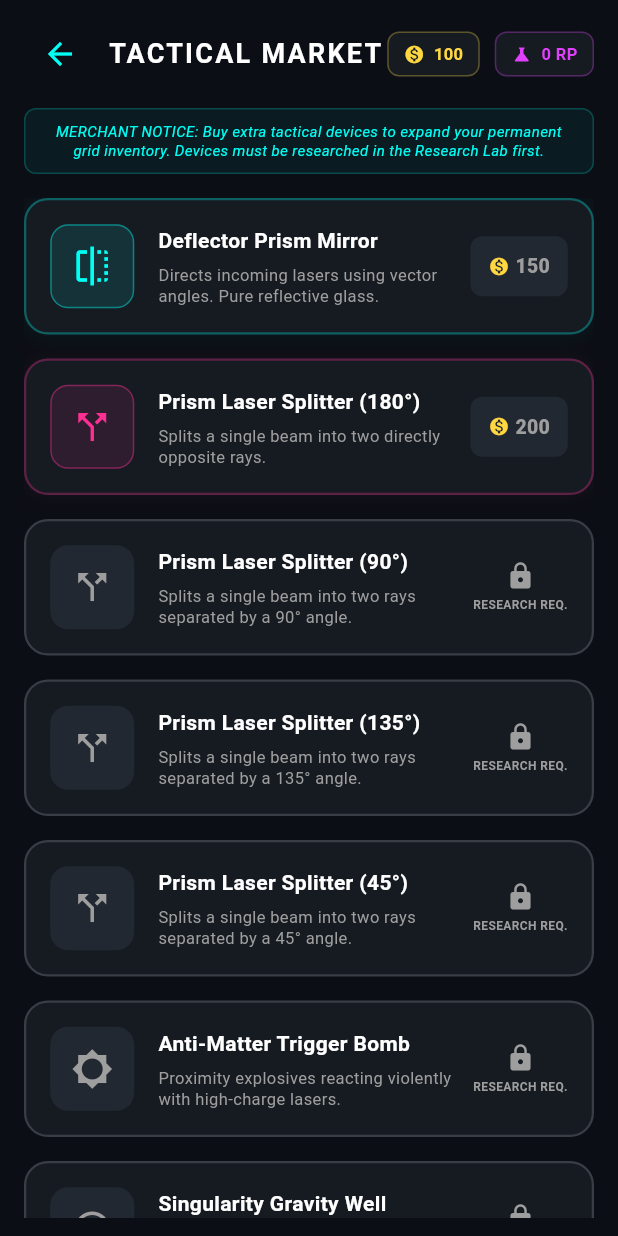
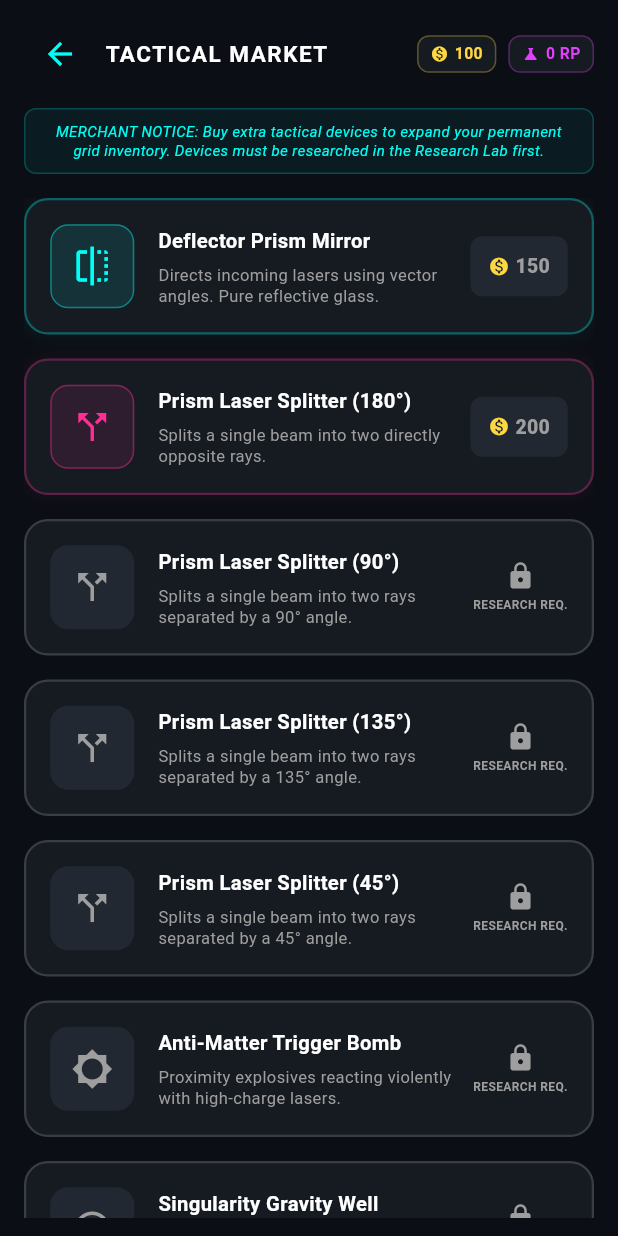
Before and after one commit to Dmitriy-ateo/VCG_StarDestroyer, a Flutter app: the MarketScreen screen opened directly with empty values, on a phone screen of 412 x 824 dp. Run offline on Flutter 3.47's test engine with Material 3 defaults, Android fonts, the phone set to English and light mode, and no system bars.

Commit message:
style: fix horizontal layout overflow on Storefront Market item cards and top header bar

```diff
--- a/lib/screens/market_screen.dart
+++ b/lib/screens/market_screen.dart
@@ -108,30 +108,38 @@ class MarketScreen extends StatelessWidget {
                   Row(
                     mainAxisAlignment: MainAxisAlignment.spaceBetween,
                     children: [
-                      Row(
+                      Expanded(
+                        child: Row(
                           children: [
                             IconButton(
                               icon: const Icon(Icons.arrow_back, color: Color(0xFF00FFF5)),
                               onPressed: onBackToMenu,
+                              padding: EdgeInsets.zero,
+                              constraints: const BoxConstraints(),
                             ),
-                          const SizedBox(width: 8),
-                          const Text(
+                            const SizedBox(width: 6),
+                            const Expanded(
+                              child: Text(
                                 "TACTICAL MARKET",
                                 style: TextStyle(
                                   color: Colors.white,
-                              fontSize: 18,
+                                  fontSize: 15,
                                   fontWeight: FontWeight.bold,
-                              letterSpacing: 1.5,
+                                  letterSpacing: 1.0,
+                                ),
+                                maxLines: 1,
+                                overflow: TextOverflow.ellipsis,
                               ),
                             ),
                           ],
                         ),
-
+                      ),
+                      const SizedBox(width: 8),
                       // Currency statuses
                       Row(
                         children: [
                           _buildStatChip(Icons.monetization_on, "${progression.credits}", Colors.amberAccent),
-                          const SizedBox(width: 10),
+                          const SizedBox(width: 8),
                           _buildStatChip(Icons.science, "${progression.researchPoints} RP", Colors.purpleAccent),
                         ],
                       ),
@@ -220,18 +228,22 @@ class MarketScreen extends StatelessWidget {
                                   children: [
                                     Row(
                                       children: [
-                                        Text(
+                                        Expanded(
+                                          child: Text(
                                             item.name,
                                             style: const TextStyle(
                                               color: Colors.white,
                                               fontWeight: FontWeight.bold,
-                                            fontSize: 14,
+                                              fontSize: 13.5,
+                                            ),
+                                            maxLines: 1,
+                                            overflow: TextOverflow.ellipsis,
                                           ),
                                         ),
-                                        const SizedBox(width: 8),
-                                        if (ownedCount > 0)
+                                        if (ownedCount > 0) ...[
+                                          const SizedBox(width: 6),
                                           Container(
-                                            padding: const EdgeInsets.symmetric(horizontal: 6, vertical: 2),
+                                            padding: const EdgeInsets.symmetric(horizontal: 5, vertical: 2),
                                             decoration: BoxDecoration(
                                               color: Colors.greenAccent.withOpacity(0.15),
                                               borderRadius: BorderRadius.circular(4),
@@ -246,6 +258,7 @@ class MarketScreen extends StatelessWidget {
                                               ),
                                             ),
                                           ),
+                                        ],
                                       ],
                                     ),
                                     const SizedBox(height: 6),
@@ -355,7 +368,7 @@ class MarketScreen extends StatelessWidget {
 
   Widget _buildStatChip(IconData icon, String text, Color color) {
     return Container(
-      padding: const EdgeInsets.symmetric(horizontal: 10, vertical: 6),
+      padding: const EdgeInsets.symmetric(horizontal: 8, vertical: 4),
       decoration: BoxDecoration(
         color: const Color(0xFF161B22),
         borderRadius: BorderRadius.circular(8),
@@ -364,13 +377,13 @@ class MarketScreen extends StatelessWidget {
       child: Row(
         mainAxisSize: MainAxisSize.min,
         children: [
-          Icon(icon, size: 14, color: color),
-          const SizedBox(width: 6),
+          Icon(icon, size: 12, color: color),
+          const SizedBox(width: 4),
           Text(
             text,
             style: TextStyle(
               color: color,
-              fontSize: 11,
+              fontSize: 10.5,
               fontWeight: FontWeight.bold,
             ),
           ),
```
Lines whose indentation alone changed are shown as unchanged.
